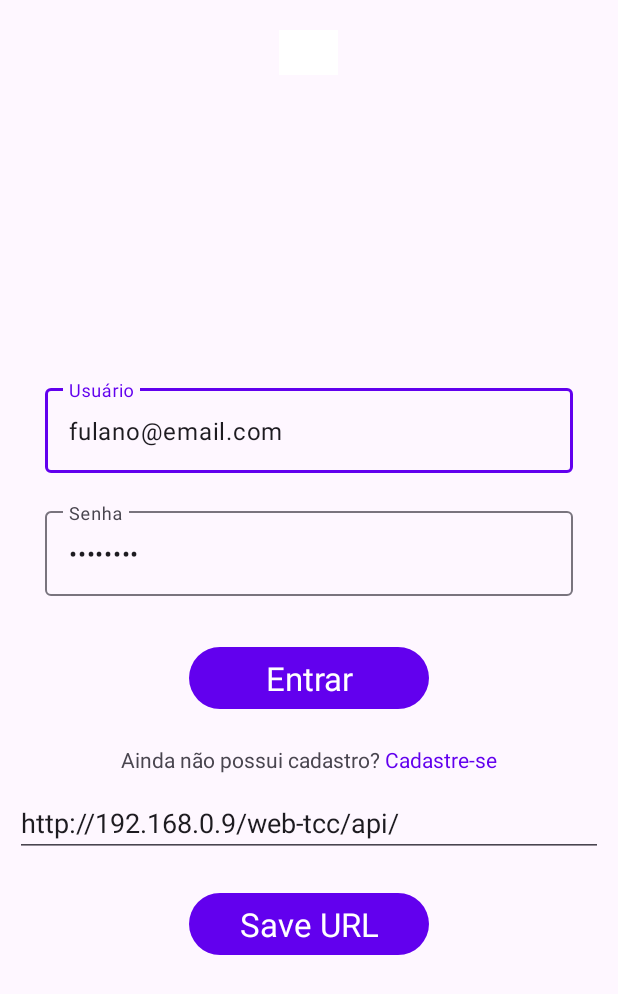
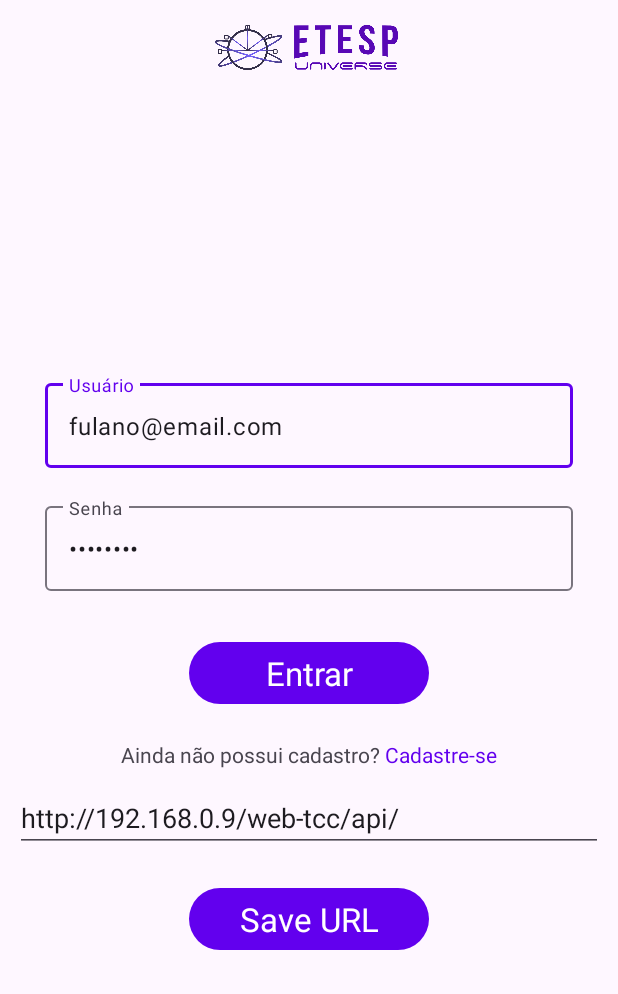
Before and after one commit to gustavoaureliano/EtespUniverseMobile, an Android app: the Login screen opened directly, with no data from a screen before it, on a phone screen of 412 x 824 dp. Shown: the top 994 px of the screen. Run offline under Robolectric (Android 15) with nearby library versions, the phone set to English and light mode, and no system bars.

Commit message:
add logo

```diff
--- /dev/null
+++ b/app/src/main/res/drawable/ic_baseline_archive_24.xml
@@ -0,0 +1,5 @@
+<vector android:height="24dp" android:tint="#000000"
+    android:viewportHeight="24" android:viewportWidth="24"
+    android:width="24dp" xmlns:android="http://schemas.android.com/apk/res/android">
+    <path android:fillColor="@android:color/white" android:pathData="M20.54,5.23l-1.39,-1.68C18.88,3.21 18.47,3 18,3H6c-0.47,0 -0.88,0.21 -1.16,0.55L3.46,5.23C3.17,5.57 3,6.02 3,6.5V19c0,1.1 0.9,2 2,2h14c1.1,0 2,-0.9 2,-2V6.5c0,-0.48 -0.17,-0.93 -0.46,-1.27zM12,17.5L6.5,12H10v-2h4v2h3.5L12,17.5zM5.12,5l0.81,-1h12l0.94,1H5.12z"/>
+</vector>
--- a/app/src/main/res/layout/activity_login.xml
+++ b/app/src/main/res/layout/activity_login.xml
@@ -9,12 +9,26 @@
     android:gravity="center"
     tools:context=".MainActivity">
 
-    <ImageView
-        android:layout_width="39dp"
-        android:layout_height="30dp"
-        android:layout_margin="20dp"
-        android:transitionName="logo"
-        android:background="@color/white" />
+    <LinearLayout
+        android:layout_width="match_parent"
+        android:layout_height="?attr/actionBarSize"
+        android:paddingVertical="10dp"
+        android:orientation="horizontal"
+        android:gravity="center">
+
+        <ImageView
+            android:layout_width="50dp"
+            android:layout_height="30dp"
+            android:transitionName="logo"
+            android:src="@drawable/logo_simbolo" />
+
+        <ImageView
+            android:layout_width="80dp"
+            android:layout_height="30dp"
+            android:transitionName="logo"
+            android:src="@drawable/logo_texto_roxa" />
+
+    </LinearLayout>
 
     <LinearLayout
         android:layout_width="match_parent"
```
Also changed, not shown: app/src/main/res/layout/activity_cadastro.xml (+20 -6 lines), app/src/main/res/layout/fragment_atracoes.xml (+21 -0 lines), app/src/main/res/layout/fragment_home.xml (+21 -0 lines), app/src/main/res/layout/fragment_ingressos.xml (+20 -0 lines), app/src/main/res/drawable/logo_simbolo.png (added), app/src/main/res/drawable/logo_texto.png (added), app/src/main/res/drawable/logo_texto_roxa.png (added).
